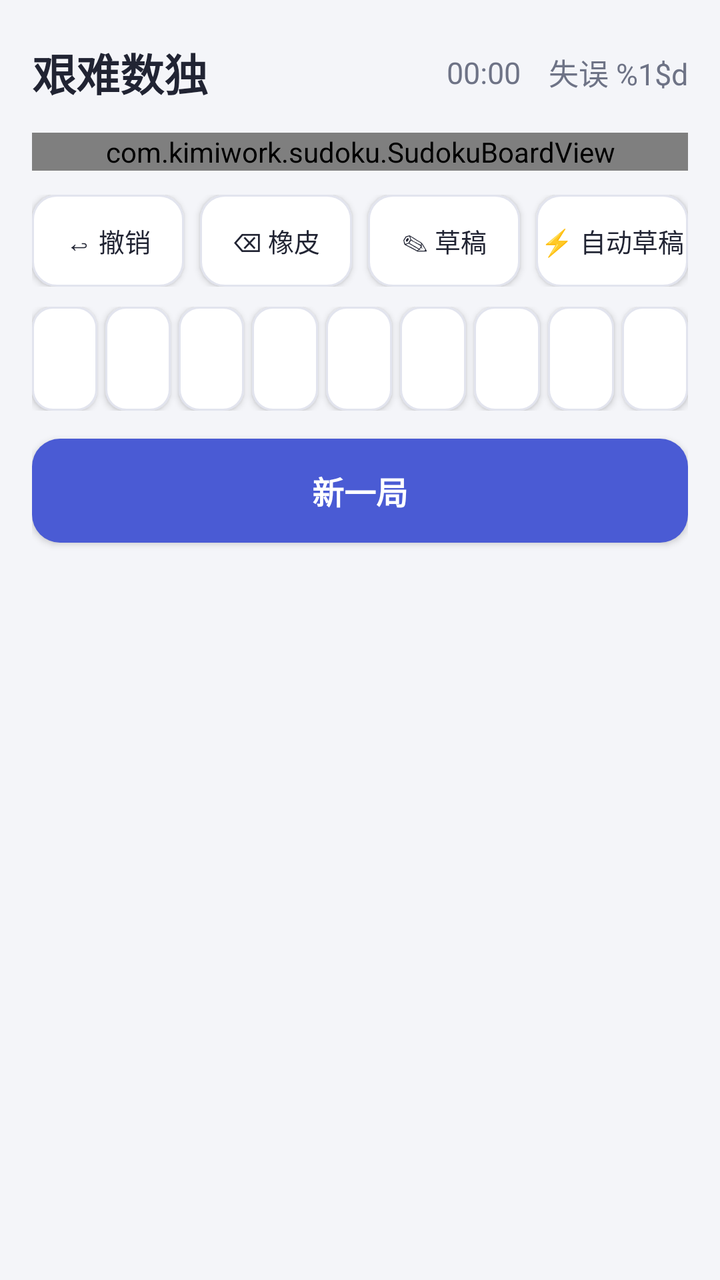
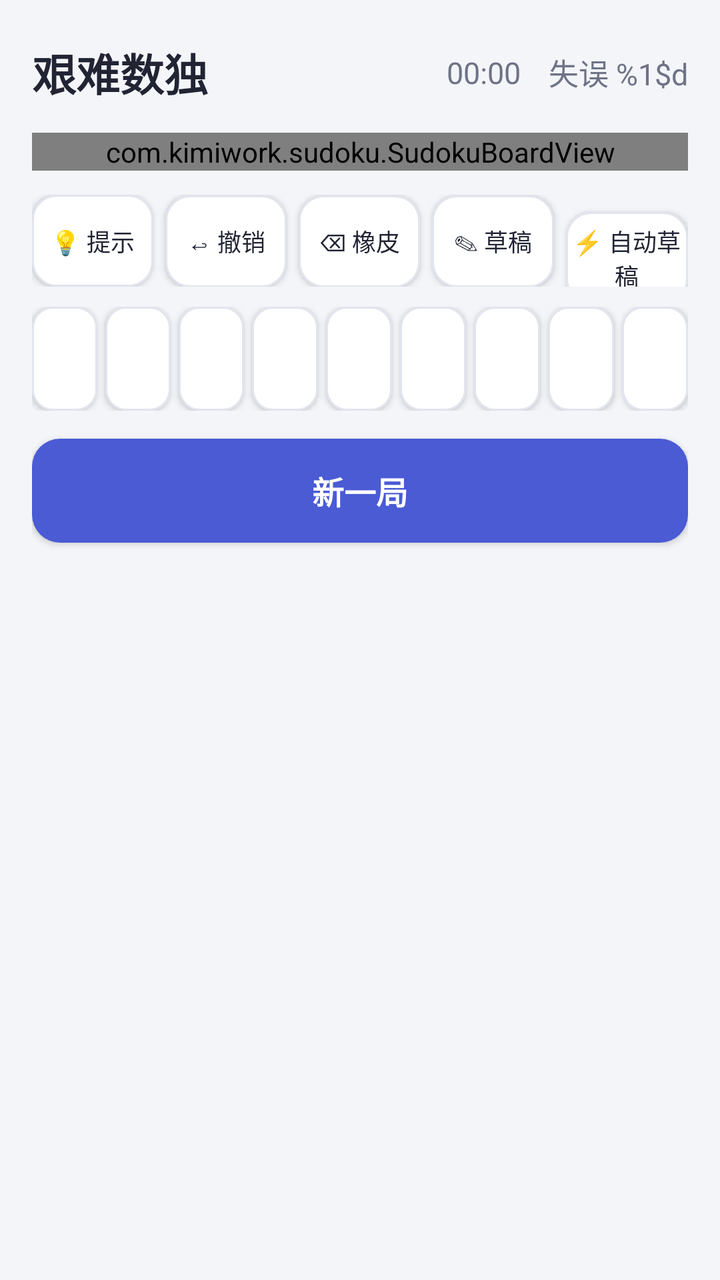

An Android layout rendered at two revisions. The XML below is the earlier revision; the diff shows what the commit changed to produce the second picture.
<!-- AndroidManifest.xml: application theme Theme.SudokuHard -->
<!-- res/layout/activity_main.xml -->
<?xml version="1.0" encoding="utf-8"?>
<LinearLayout xmlns:android="http://schemas.android.com/apk/res/android"
    android:layout_width="match_parent"
    android:layout_height="match_parent"
    android:orientation="vertical"
    android:paddingStart="16dp"
    android:paddingEnd="16dp"
    android:paddingTop="20dp"
    android:paddingBottom="16dp"
    android:background="@color/app_bg">

    
    <LinearLayout
        android:layout_width="match_parent"
        android:layout_height="wrap_content"
        android:orientation="horizontal"
        android:gravity="center_vertical">

        <TextView
            android:layout_width="0dp"
            android:layout_height="wrap_content"
            android:layout_weight="1"
            android:text="@string/app_name"
            android:textColor="@color/ink"
            android:textSize="22sp"
            android:textStyle="bold" />

        <TextView
            android:id="@+id/timerText"
            android:layout_width="wrap_content"
            android:layout_height="wrap_content"
            android:text="00:00"
            android:textColor="@color/ink_soft"
            android:textSize="15sp"
            android:fontFeatureSettings="tnum" />

        <TextView
            android:id="@+id/mistakesText"
            android:layout_width="wrap_content"
            android:layout_height="wrap_content"
            android:layout_marginStart="14dp"
            android:text="@string/mistakes_fmt"
            android:textColor="@color/ink_soft"
            android:textSize="15sp" />
    </LinearLayout>

    
    <com.kimiwork.sudoku.SudokuBoardView
        android:id="@+id/boardView"
        android:layout_width="match_parent"
        android:layout_height="wrap_content"
        android:layout_marginTop="14dp" />

    <TextView
        android:id="@+id/loadingText"
        android:layout_width="match_parent"
        android:layout_height="wrap_content"
        android:layout_marginTop="10dp"
        android:gravity="center"
        android:text="@string/loading"
        android:textColor="@color/ink_soft"
        android:textSize="13sp"
        android:visibility="gone" />

    
    <LinearLayout
        android:layout_width="match_parent"
        android:layout_height="wrap_content"
        android:layout_marginTop="12dp"
        android:orientation="horizontal"
        android:weightSum="4">

        <Button
            android:id="@+id/btnUndo"
            android:layout_width="0dp"
            android:layout_height="46dp"
            android:layout_weight="1"
            android:layout_marginEnd="4dp"
            android:background="@drawable/bg_control"
            android:text="↩ 撤销"
            android:textColor="@color/ink"
            android:textSize="13sp"
            android:textAllCaps="false" />

        <Button
            android:id="@+id/btnErase"
            android:layout_width="0dp"
            android:layout_height="46dp"
            android:layout_weight="1"
            android:layout_marginHorizontal="4dp"
            android:background="@drawable/bg_control"
            android:text="⌫ 橡皮"
            android:textColor="@color/ink"
            android:textSize="13sp"
            android:textAllCaps="false" />

        <Button
            android:id="@+id/btnNotes"
            android:layout_width="0dp"
            android:layout_height="46dp"
            android:layout_weight="1"
            android:layout_marginHorizontal="4dp"
            android:background="@drawable/bg_control"
            android:text="✎ 草稿"
            android:textColor="@color/ink"
            android:textSize="13sp"
            android:textAllCaps="false" />

        <Button
            android:id="@+id/btnAuto"
            android:layout_width="0dp"
            android:layout_height="46dp"
            android:layout_weight="1"
            android:layout_marginStart="4dp"
            android:background="@drawable/bg_control"
            android:text="⚡ 自动草稿"
            android:textColor="@color/ink"
            android:textSize="13sp"
            android:textAllCaps="false" />
    </LinearLayout>

    
    <LinearLayout
        android:layout_width="match_parent"
        android:layout_height="wrap_content"
        android:layout_marginTop="10dp"
        android:orientation="horizontal"
        android:weightSum="9">

        <Button android:id="@+id/btnPad1" style="@style/PadKey" />
        <Button android:id="@+id/btnPad2" style="@style/PadKey" />
        <Button android:id="@+id/btnPad3" style="@style/PadKey" />
        <Button android:id="@+id/btnPad4" style="@style/PadKey" />
        <Button android:id="@+id/btnPad5" style="@style/PadKey" />
        <Button android:id="@+id/btnPad6" style="@style/PadKey" />
        <Button android:id="@+id/btnPad7" style="@style/PadKey" />
        <Button android:id="@+id/btnPad8" style="@style/PadKey" />
        <Button android:id="@+id/btnPad9" style="@style/PadKey" android:layout_marginEnd="0dp" />
    </LinearLayout>

    
    <Button
        android:id="@+id/btnNewGame"
        android:layout_width="match_parent"
        android:layout_height="52dp"
        android:layout_marginTop="14dp"
        android:background="@drawable/bg_primary"
        android:text="@string/new_game"
        android:textColor="#FFFFFF"
        android:textSize="16sp"
        android:textStyle="bold"
        android:textAllCaps="false" />
</LinearLayout>
<!-- resources referenced by this layout -->
<resources>
  <color name="app_bg">#F4F5F9</color>
  <color name="ink">#212433</color>
  <color name="ink_soft">#6E7386</color>
  <!-- drawable bg_control (drawable) -->
  <?xml version="1.0" encoding="utf-8"?>
  <ripple xmlns:android="http://schemas.android.com/apk/res/android"
      android:color="#334A5BD4">
      <item>
          <shape xmlns:android="http://schemas.android.com/apk/res/android" android:shape="rectangle">
              <corners android:radius="12dp" />
              <solid android:color="@color/card" />
              <stroke android:width="1dp" android:color="@color/line_soft" />
          </shape>
      </item>
  </ripple>
  <!-- drawable bg_primary (drawable) -->
  <?xml version="1.0" encoding="utf-8"?>
  <ripple xmlns:android="http://schemas.android.com/apk/res/android"
      android:color="#66FFFFFF">
      <item>
          <shape xmlns:android="http://schemas.android.com/apk/res/android" android:shape="rectangle">
              <corners android:radius="14dp" />
              <solid android:color="@color/accent" />
          </shape>
      </item>
  </ripple>
  <string name="app_name">艰难数独</string>
  <string name="loading">正在生成艰难谜题…</string>
  <string name="mistakes_fmt">失误 %1$d</string>
  <string name="new_game">新一局</string>
  <style name="PadKey">
          <item name="android:layout_width">0dp</item>
          <item name="android:layout_height">52dp</item>
          <item name="android:layout_weight">1</item>
          <item name="android:layout_marginEnd">4dp</item>
          <item name="android:background">@drawable/bg_numkey</item>
          <item name="android:textColor">@color/accent</item>
          <item name="android:textSize">20sp</item>
          <item name="android:textStyle">bold</item>
          <item name="android:padding">0dp</item>
          <item name="android:minWidth">0dp</item>
          <item name="android:minHeight">0dp</item>
          <item name="android:insetTop">0dp</item>
          <item name="android:insetBottom">0dp</item>
          <item name="android:textAllCaps">false</item>
      </style>
  <style name="Theme.SudokuHard" parent="@android:style/Theme.Material.Light.NoActionBar">
          <item name="android:statusBarColor">@color/app_bg</item>
          <item name="android:navigationBarColor">@color/app_bg</item>
          <item name="android:windowLightStatusBar">true</item>
          <item name="android:windowLightNavigationBar">true</item>
          <item name="android:windowBackground">@color/app_bg</item>
          <item name="android:colorAccent">@color/accent</item>
      </style>
  <color name="card">#FFFFFF</color>
  <color name="line_soft">#E2E4EE</color>
  <color name="accent">#4A5BD4</color>
  <!-- drawable bg_numkey (drawable) -->
  <?xml version="1.0" encoding="utf-8"?>
  <ripple xmlns:android="http://schemas.android.com/apk/res/android"
      android:color="#334A5BD4">
      <item>
          <shape xmlns:android="http://schemas.android.com/apk/res/android" android:shape="rectangle">
              <corners android:radius="10dp" />
              <solid android:color="@color/card" />
              <stroke android:width="1dp" android:color="@color/line_soft" />
          </shape>
      </item>
  </ripple>
</resources>

<!-- the commit's change to res/layout/activity_main.xml (unified diff, before → after) -->
@@ -68,18 +68,30 @@
         android:layout_height="wrap_content"
         android:layout_marginTop="12dp"
         android:orientation="horizontal"
-        android:weightSum="4">
+        android:weightSum="5">
+
+        <Button
+            android:id="@+id/btnHint"
+            android:layout_width="0dp"
+            android:layout_height="46dp"
+            android:layout_weight="1"
+            android:layout_marginEnd="3dp"
+            android:background="@drawable/bg_control"
+            android:text="💡 提示"
+            android:textColor="@color/ink"
+            android:textSize="12sp"
+            android:textAllCaps="false" />
 
         <Button
             android:id="@+id/btnUndo"
             android:layout_width="0dp"
             android:layout_height="46dp"
             android:layout_weight="1"
-            android:layout_marginEnd="4dp"
+            android:layout_marginHorizontal="3dp"
             android:background="@drawable/bg_control"
             android:text="↩ 撤销"
             android:textColor="@color/ink"
-            android:textSize="13sp"
+            android:textSize="12sp"
             android:textAllCaps="false" />
 
         <Button
@@ -87,11 +99,11 @@
             android:layout_width="0dp"
             android:layout_height="46dp"
             android:layout_weight="1"
-            android:layout_marginHorizontal="4dp"
+            android:layout_marginHorizontal="3dp"
             android:background="@drawable/bg_control"
             android:text="⌫ 橡皮"
             android:textColor="@color/ink"
-            android:textSize="13sp"
+            android:textSize="12sp"
             android:textAllCaps="false" />
 
         <Button
@@ -99,11 +111,11 @@
             android:layout_width="0dp"
             android:layout_height="46dp"
             android:layout_weight="1"
-            android:layout_marginHorizontal="4dp"
+            android:layout_marginHorizontal="3dp"
             android:background="@drawable/bg_control"
             android:text="✎ 草稿"
             android:textColor="@color/ink"
-            android:textSize="13sp"
+            android:textSize="12sp"
             android:textAllCaps="false" />
 
         <Button
@@ -111,11 +123,11 @@
             android:layout_width="0dp"
             android:layout_height="46dp"
             android:layout_weight="1"
-            android:layout_marginStart="4dp"
+            android:layout_marginStart="3dp"
             android:background="@drawable/bg_control"
             android:text="⚡ 自动草稿"
             android:textColor="@color/ink"
-            android:textSize="13sp"
+            android:textSize="12sp"
             android:textAllCaps="false" />
     </LinearLayout>
 
